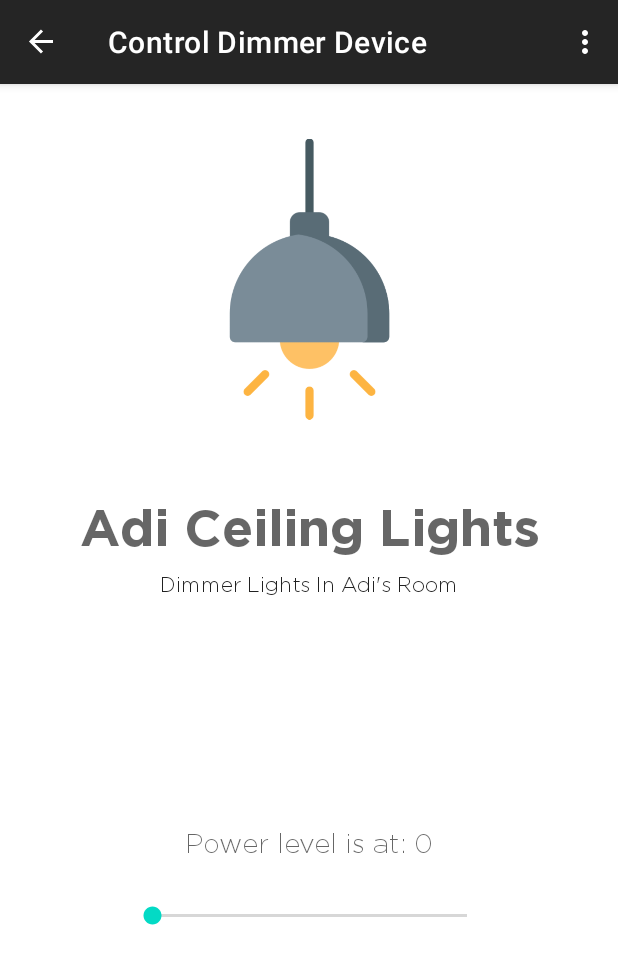
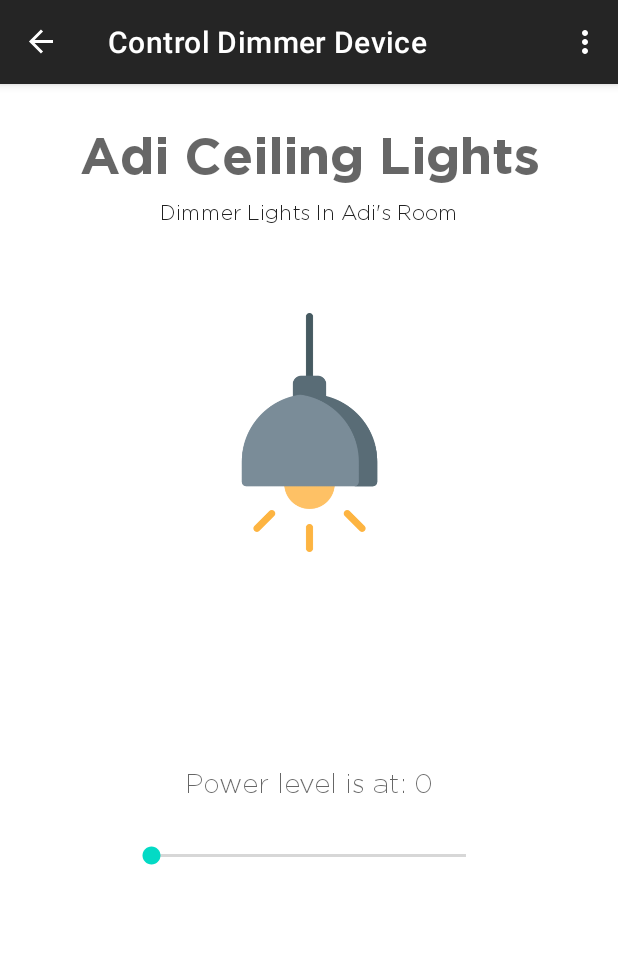
Before and after one commit to crocplays/SARAH-2.0, an Android app: the screen it shows after launch (MainActivity), after a tap on "Adi Ceiling Lights", on a phone screen of 412 x 824 dp. Shown: the top 964 px of the screen. Run offline under Robolectric (Android 15) with nearby library versions, the phone set to English and light mode, and no system bars; our stand-ins replace navigation-ui.

Commit message:
cosmetic changes

```diff
--- a/SmartHome/app/src/main/res/layout/dimmer_device_control.xml
+++ b/SmartHome/app/src/main/res/layout/dimmer_device_control.xml
@@ -9,13 +9,13 @@
         android:id="@+id/textViewDeviceName"
         android:layout_width="wrap_content"
         android:layout_height="wrap_content"
-        android:layout_marginTop="16dp"
+        android:layout_marginTop="28dp"
         android:fontFamily="@font/gothambold"
         android:text="Device Name"
         android:textAppearance="@style/TextAppearance.AppCompat.Display1"
         app:layout_constraintEnd_toEndOf="parent"
         app:layout_constraintStart_toStartOf="parent"
-        app:layout_constraintTop_toBottomOf="@+id/imageViewDeviceIcon" />
+        app:layout_constraintTop_toTopOf="parent" />
 
     <TextView
         android:id="@+id/textViewDeviceDesc"
@@ -31,21 +31,24 @@
 
     <ImageView
         android:id="@+id/imageViewDeviceIcon"
-        android:layout_width="187dp"
-        android:layout_height="260dp"
+        android:layout_width="159dp"
+        android:layout_height="210dp"
+        android:layout_marginTop="34dp"
         app:layout_constraintEnd_toEndOf="parent"
         app:layout_constraintStart_toStartOf="parent"
-        app:layout_constraintTop_toTopOf="parent"
+        app:layout_constraintTop_toBottomOf="@+id/textViewDeviceDesc"
         app:srcCompat="@drawable/lights" />
 
     <SeekBar
         android:id="@+id/seekBarPowerLevel"
         android:layout_width="242dp"
         android:layout_height="77dp"
+        android:layout_marginBottom="76dp"
         app:layout_constraintBottom_toBottomOf="parent"
         app:layout_constraintEnd_toEndOf="parent"
+        app:layout_constraintHorizontal_bias="0.497"
         app:layout_constraintStart_toStartOf="parent"
-        app:layout_constraintTop_toBottomOf="@+id/textViewDeviceDesc" />
+        app:layout_constraintTop_toBottomOf="@+id/imageViewDeviceIcon" />
 
     <TextView
         android:id="@+id/textViewPowerLevel"
```
